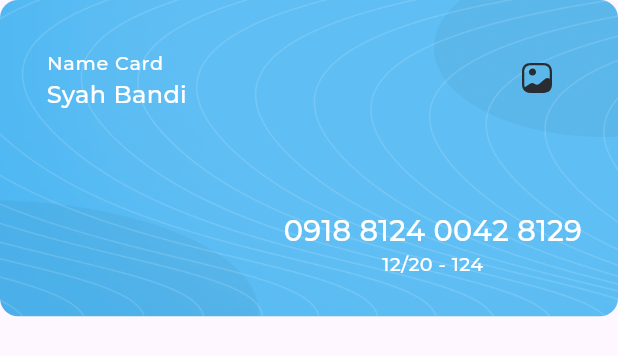
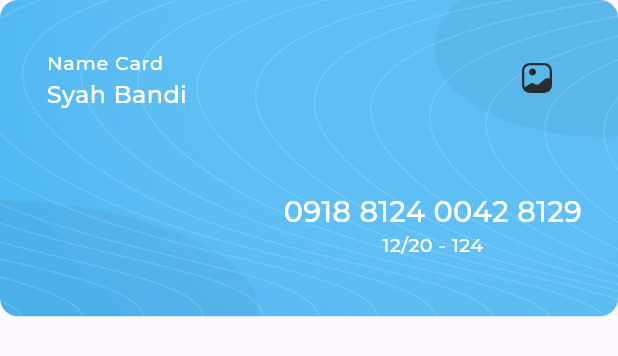
Before and after one commit to seifmoustafa/responsive_dash_board, a Flutter app: the MyCard widget shown alone on an empty page, opened directly, on a phone screen of 412 x 824 dp. Shown: the top 356 px of the screen. Run offline on Flutter 3.47's test engine with Material 3 defaults, Android fonts, the phone set to English and light mode, and no system bars; our stand-ins replace expandable_page_view, fl_chart, flutter_svg; project files that could hold a hidden picture were left out.

Commit message:
responsive desktop layout done

```diff
--- a/lib/views/widgets/my_card.dart
+++ b/lib/views/widgets/my_card.dart
@@ -57,8 +57,10 @@ class MyCard extends StatelessWidget {
                   ],
                 ),
               ),
-              const SizedBox(
-                height: 26,
+              const Flexible(
+                child: SizedBox(
+                  height: 26,
+                ),
               )
             ],
           ),
```
